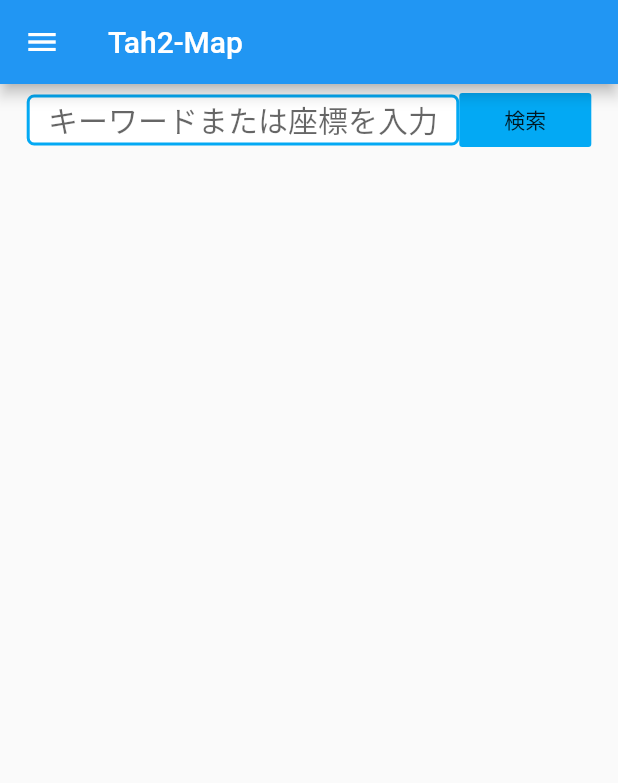
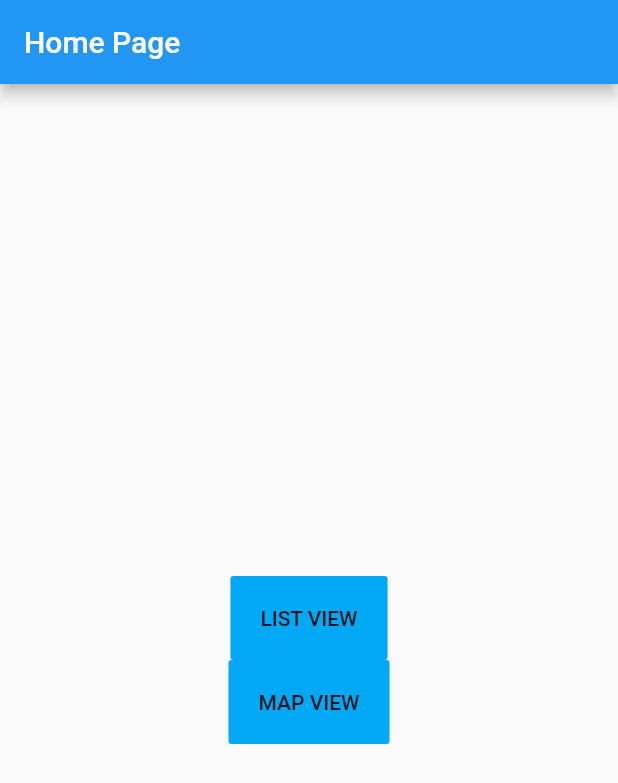
Before and after one commit to nora75/tah2-map, a Flutter app: the screen it shows after launch, on a phone screen of 412 x 824 dp. Shown: the top 783 px of the screen. Run offline on Flutter 3.47's test engine with Material 2 defaults, Android fonts, the phone set to English and light mode, and no system bars.

Commit message:
[Add] 画面を2つに分けて、それぞれで開発をするように。
* HomePage : 初期表示されるホーム画面、他画面への遷移に利用
+ ApiMap : 結果を地図で表示する画面
+ ApiList : 結果をリストで表示する画面

```diff
--- /dev/null
+++ b/lib/HomePage.dart
@@ -0,0 +1,55 @@
+// ホームページ
+// 各ページへのリンク
+
+import 'package:flutter/material.dart';
+
+class HomePage extends StatefulWidget {
+  HomePage({Key key}) : super(key: key);
+
+  // StatefulWidgetはbuildメソッドを直接持たないため
+  // createStateでStateを生成しState内のbuildメソッドを使う(らしい)
+  @override
+  _HomePageState createState() => _HomePageState();
+}
+
+class _HomePageState extends State<HomePage> {
+
+  final String title = "Home Page";
+
+  final GlobalKey<ScaffoldState> scaffoldKey = GlobalKey<ScaffoldState>();
+
+  @override
+
+  Widget build(BuildContext context) {
+    return Scaffold(
+      appBar: AppBar(	 // 上に表示されてるバー
+        title: Text(title),
+      ),
+      body: Center(
+        child: Column(
+          mainAxisAlignment: MainAxisAlignment.center,
+          children: <Widget>[	 // ここの中に要素の配置？
+            FlatButton(
+              padding: EdgeInsets.all(20.0),
+              color: Colors.lightBlue,
+              onPressed: () {
+                Navigator.of(context).pushNamed('/LIST');		// /Clickへ移動
+              },
+              child: Text('LIST VIEW'),		// ボタンのラベル
+            ),
+
+            FlatButton(
+              padding: EdgeInsets.all(20.0),
+              color: Colors.lightBlue,
+              onPressed: () {
+                Navigator.of(context).pushNamed('/MAP');		// /Clickへ移動
+              },
+              child: Text('MAP VIEW'),		// ボタンのラベル
+            ),
+          ],
+
+        ),
+      ), // This trailing comma makes auto-formatting nicer for build methods.
+    );
+  }
+}
--- a/lib/main.dart
+++ b/lib/main.dart
@@ -1,201 +1,26 @@
+// メイン
+
 import 'package:flutter/material.dart';
-import 'package:flutter/widgets.dart';
+import 'ApiList.dart';
+import 'ApiMap.dart';
+import 'HomePage.dart';
 
 void main() => runApp(Tah2());
 
 class Tah2 extends StatelessWidget {
-// This widget is the root of your application.
 	@override
 	Widget build(BuildContext context) {
 	return MaterialApp(
-      title: 'Tah2Map',
-      debugShowCheckedModeBanner: false,
+		// title: 'Flutter Demo',
 		theme: ThemeData(
-        primarySwatch: Colors.blue,
+		primarySwatch: Colors.blue,	 // appbar等の色
 		),
-      home: MainPage(title: 'The Map'),
+		debugShowCheckedModeBanner: false,	// こいつで右上のDebug表示を消せる
+		routes: <String, WidgetBuilder> {
+		'/' : (_) => HomePage(),
+    '/LIST' : (_) => ApiList(),
+		'/MAP' : (_) => ApiMap(),
+		}
 	);
 	}
 }
-
-class MainPage extends StatefulWidget {
-  MainPage({Key key, this.title}) : super(key: key);
-
-  final String title;
-
-  @override
-  _MainPage createState() => _MainPage();
-}
-
-class _MainPage extends State {
-  final _controller = TextEditingController(); // テキストの内容の取得や設定に使用するコントローラ
-
-  var result = [];    // 検索結果
-
-  @override
-  Widget build(BuildContext context) {
-    double width = MediaQuery.of(context).size.width; // 画面の横幅取得
-    double height = MediaQuery.of(context).size.height; // 画面の縦幅取得
-
-    return Scaffold(
-      appBar: AppBar(
-        title: Text("Tah2-Map"),
-        backgroundColor: Colors.blue[500],
-      ),
-      body: Container(
-          padding: EdgeInsets.only(top: 0.0, bottom: 0.0),
-          child: Stack(children: <Widget>[
-            Container(
-              child: _PrintText(width, height, context),
-            ),
-            Container(child: _SearchBar(width, context))
-          ])),
-      drawer: Drawer(
-        elevation: 20.0,
-        child: ListView(
-          padding: EdgeInsets.zero,
-          children: <Widget>[
-            DrawerHeader(
-              child: Text('フィルタリング'),
-              decoration: BoxDecoration(color: Colors.blueAccent),
-            ),
-            ListTile(
-              title: Text('コンビニ'),
-              onTap: () {},
-            ),
-            ListTile(
-              title: Text('ATM'),
-              onTap: () {},
-            ),
-            ListTile(
-              title: Text('スーパー'),
-              onTap: () {},
-            ),
-            ListTile(
-              title: Text('レストラン'),
-              onTap: () {},
-            ),
-            ListTile(
-              title: Text('居酒屋'),
-              onTap: () {},
-            ),
-            ListTile(
-              title: Text('病院'),
-              onTap: () {},
-            ),
-            ListTile(
-              title: Text('薬局'),
-              onTap: () {},
-            ),
-          ],
-        ),
-      ),
-    );
-  }
-
-  Widget _SearchBar(width, context) {
-    return Row(
-      mainAxisAlignment: MainAxisAlignment.center,
-      children: <Widget>[
-        Container(
-          width: width * 0.7, // 横幅を画面の70%
-
-          decoration: BoxDecoration(
-            color: Colors.white,
-            border: Border.all(
-              width: 2.0, // 線の太さ
-              color: Colors.lightBlue[500],
-            ),
-            borderRadius: BorderRadius.all(Radius.circular(5.0)), // かどまる君
-          ),
-
-          child: TextFormField(
-              textAlign: TextAlign.center,
-              controller: _controller,
-              style: TextStyle(fontSize: 20.0, color: Colors.red),
-              onFieldSubmitted: (term){
-                return showDialog(
-                  context: context,
-                  builder: (context) {
-                    return AlertDialog(
-                      content: _controller.text?.isEmpty ?? true
-                          ? Text("入力しろ(# ･∀･)")
-                          : Text(_controller.text),
-                      /* 入力せず検索した時 */
-                    );
-                  },
-                );
-              },
-              decoration: InputDecoration.collapsed(
-                border: InputBorder.none,
-                hintText: "キーワードまたは座標を入力"
-              ),
-        ),),
-        Container(
-          child:ButtonTheme(
-            child: FlatButton(
-            color: Colors.lightBlue[500],
-            onPressed: () {
-              // setState(() {
-              //   result.add(_controller.text);
-              // });
-              // print(_controller.text); // デバッグ用
-              //hoge();
-              //             return showDialog(
-              //               context: context,
-              //               builder: (context) {
-              //                 return AlertDialog(
-              //                   content: _controller.text?.isEmpty ?? true
-              //                       ? Text("入力しろ(# ･∀･)")
-              //                       : Text(_controller.text),
-              // /* 入力せず検索した時 */
-              //                 );
-              //               },
-              //             );
-            },
-            child: Text("検索"),
-          ))
-        )],
-    );
-  }
-
-  Widget _PrintText(width, height, context) {
-    return ListView.builder(
-      padding: EdgeInsets.only(
-        top: height * 0.06,
-        left: width * 0.1,
-        right: width * 0.1
-      ),
-      itemBuilder: (BuildContext context, int index){
-        return Card(    // リストの中身
-          child: InkWell(   // タップイベントのため
-            onTap: (){      // タップイベント
-              print(index);
-            },
-            child: Padding(
-              padding: EdgeInsets.all(10),
-              child: Column(
-                children: <Widget>[     // ここが表示内容
-                  Text(result[index], style: TextStyle(
-                    fontSize: 40,
-                  )),
-                ],
-              ),
-            )
-          )
-        );
-      },
-      itemCount: result.length,   // データ件数
-    );
-  }
-
-  Widget endDrawer() {
-    return Scaffold(
-        drawer: Drawer(
-            elevation: 20.0,
-            child: ListView(
-              padding: EdgeInsets.zero,
-              children: <Widget>[],
-            )));
-  }
-}
```
Also changed, not shown: lib/ApiList.dart (added, +175 -0 lines), lib/ApiMap.dart (added, +175 -0 lines). Lines whose indentation alone changed are shown as unchanged.
